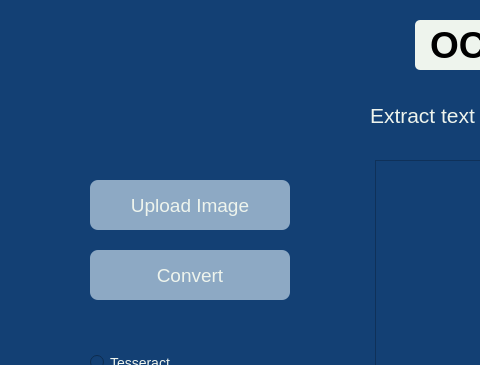
Above: ocr_menu.ui from Zachve4037/OCR_App before the change; both pictures show x 0 to 480 and y 0 to 365 of the 1080 by 640 pixel window. Below: the same form after it.
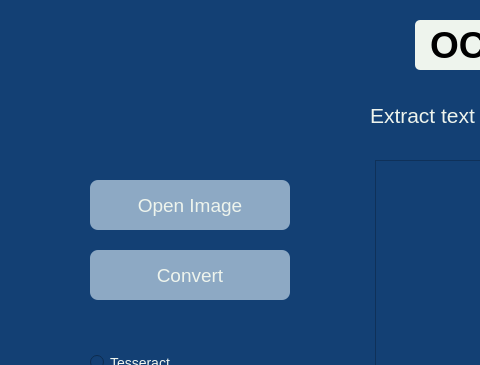
That is the form after the change. Custom widgets are drawn as their Qt base class.

Commit message: upload image / annotation changedo to open, deletion of Welcome to, layout change in main screen

```diff
--- a/ocr_menu.ui
+++ b/ocr_menu.ui
@@ -79,7 +79,7 @@
      <string notr="true">background-color: #8da9c4; color: #eef4ed; border-radius: 8px;</string>
     </property>
     <property name="text">
-     <string>Upload Image</string>
+     <string>Open Image</string>
     </property>
    </widget>
    <widget class="QPushButton" name="convert_btn">
```
The commit also changes 2 other files.
